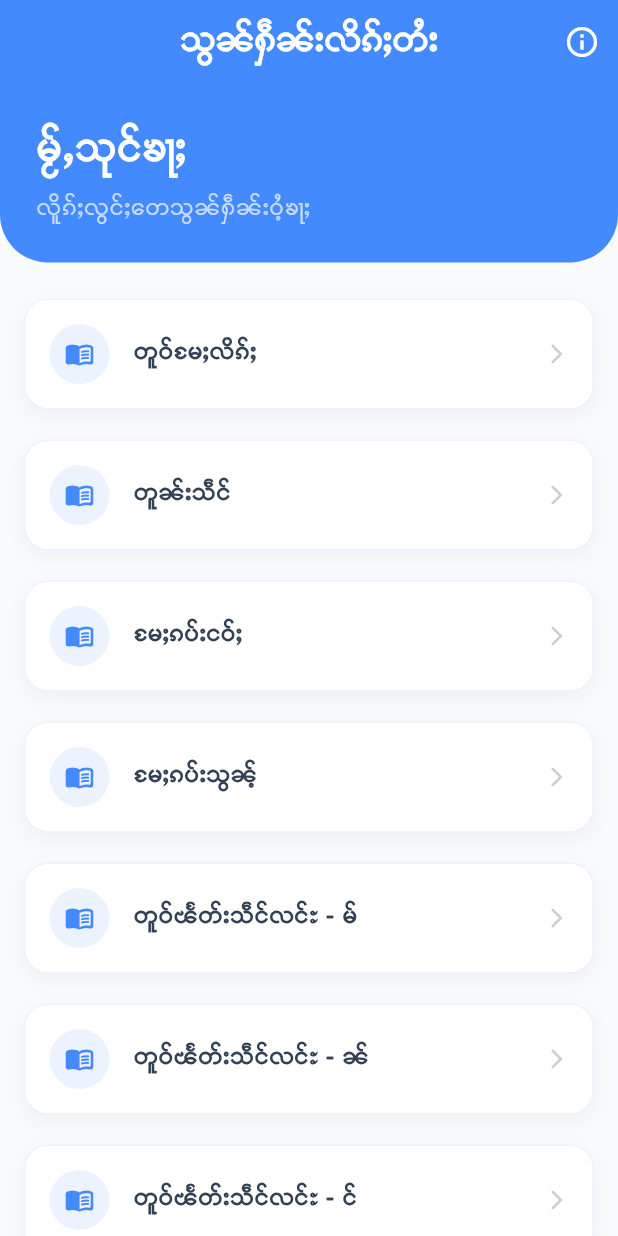
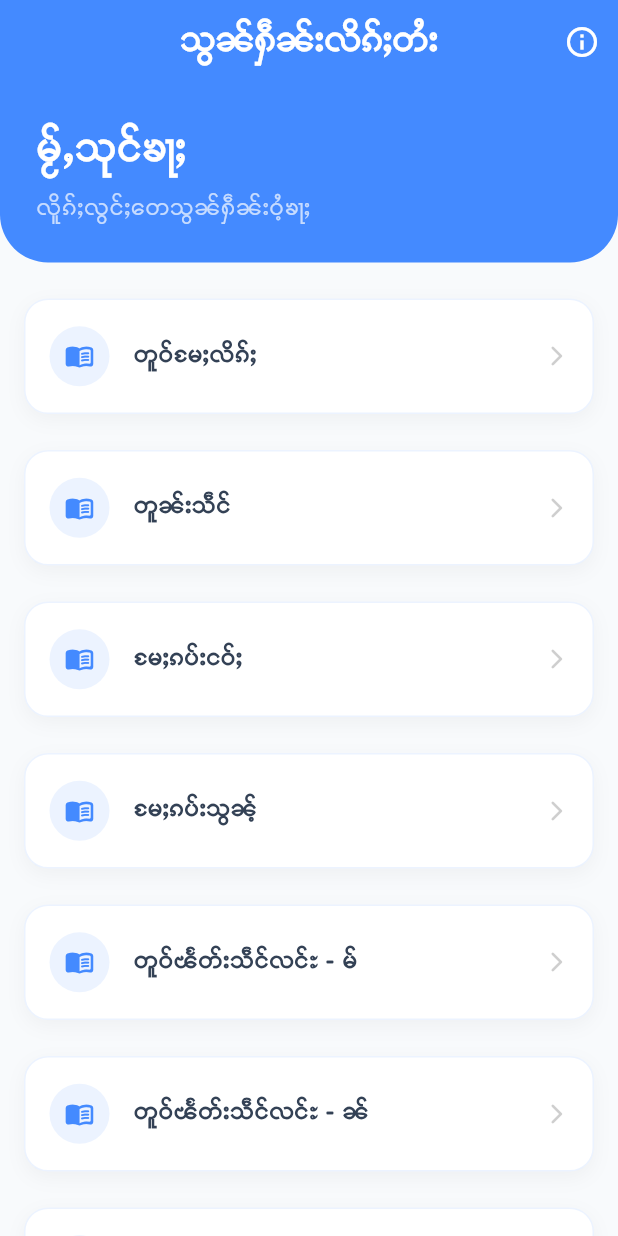
Before and after one commit to SaingHmineTun/learn_shan, a Flutter app: the screen it shows after launch, on a phone screen of 412 x 824 dp. Run offline on Flutter 3.47's test engine with Material 3 defaults, Android fonts, the phone set to English and light mode, and no system bars; our stand-ins replace audioplayers, font_awesome_flutter.

Commit message:
responsive list item in home page (1 for phone, 4 for desktop)

```diff
--- a/lib/screen/home_screen.dart
+++ b/lib/screen/home_screen.dart
@@ -84,10 +84,18 @@ class HomeScreen extends StatelessWidget {
 
           // Lesson List
           Expanded(
-            child: ListView.separated(
-              padding: const EdgeInsets.symmetric(horizontal: 16, vertical: 20),
+            child: GridView.builder(
+              gridDelegate: SliverGridDelegateWithMaxCrossAxisExtent(
+                maxCrossAxisExtent: 600,
+                crossAxisSpacing: 16,
+                mainAxisSpacing: 16,
+                mainAxisExtent:85
+              ),
+              padding: const EdgeInsets.symmetric(
+                horizontal: 16,
+                vertical: 20,
+              ),
               itemCount: words.keys.length,
-              separatorBuilder: (context, index) => const SizedBox(height: 12),
               itemBuilder: (context, index) {
                 final str = words.keys.elementAt(index);
                 return MaoListItem(
```
